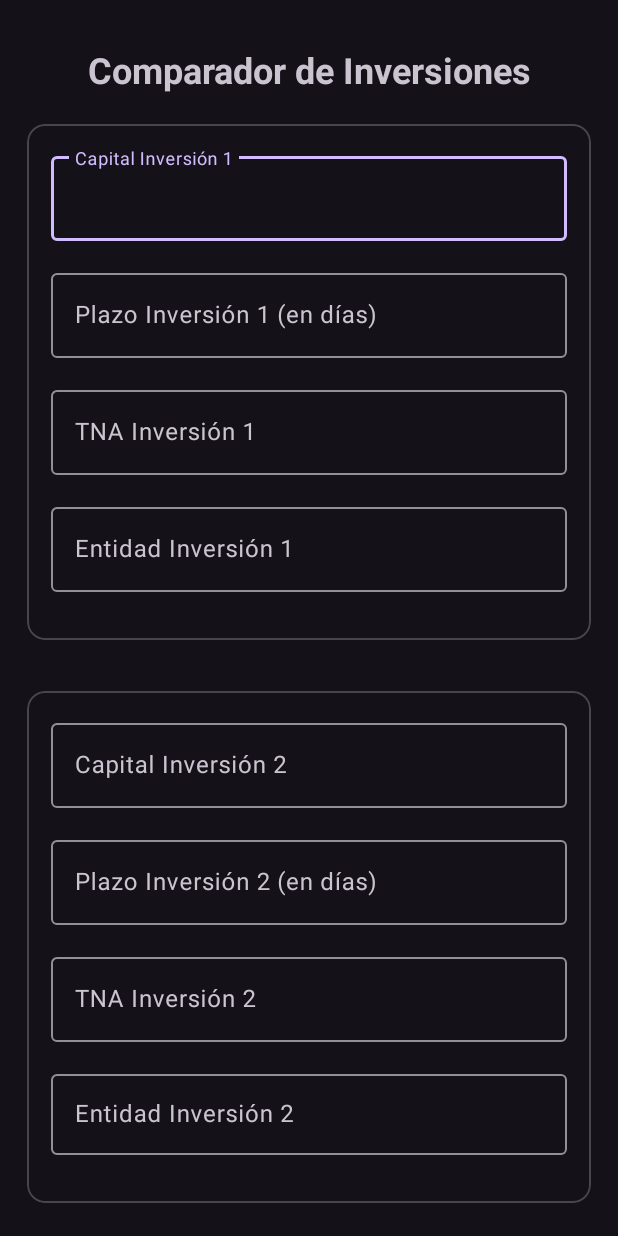
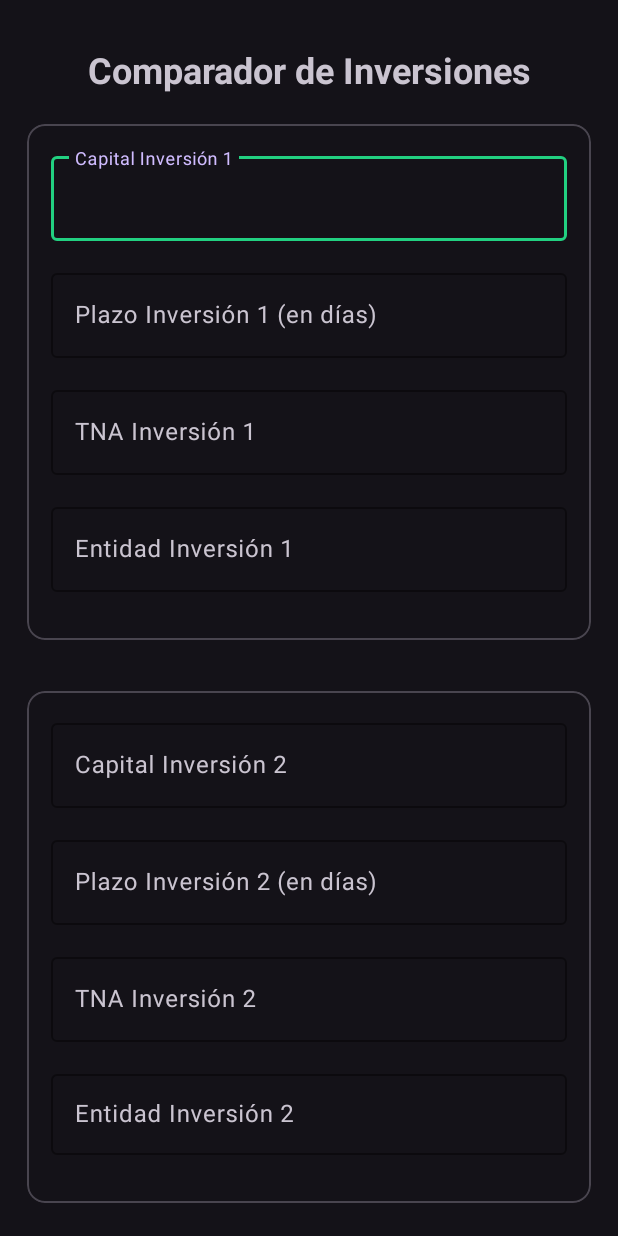
Before and after one commit to fermartini/tp_integrador, an Android app: the CompareActivity screen opened directly, with no data from a screen before it, on a phone screen of 412 x 824 dp. Run offline under Robolectric (Android 15) with nearby library versions, the light colour scheme and no system bars.

Commit message:
cambios en colores, buttons y logout function

```diff
--- a/app/src/main/res/layout/activity_compare.xml
+++ b/app/src/main/res/layout/activity_compare.xml
@@ -37,13 +37,17 @@
                 android:layout_width="match_parent"
                 android:layout_height="wrap_content"
                 android:layout_marginBottom="16dp"
-                android:hint="Capital Inversión 1">
+                android:hint="Capital Inversión 1"
+                app:boxStrokeColor="@color/colorSelected"
+                >
 
                 <com.google.android.material.textfield.TextInputEditText
                     android:id="@+id/capitalUno"
                     android:layout_width="match_parent"
                     android:layout_height="wrap_content"
-                    android:inputType="numberDecimal" />
+                    android:inputType="numberDecimal"
+                    android:textColor="@color/colorSelected"
+                    />
             </com.google.android.material.textfield.TextInputLayout>
 
             <com.google.android.material.textfield.TextInputLayout
@@ -51,13 +55,17 @@
                 android:layout_width="match_parent"
                 android:layout_height="wrap_content"
                 android:layout_marginBottom="16dp"
-                android:hint="Plazo Inversión 1 (en días)">
+                android:hint="Plazo Inversión 1 (en días)"
+                app:boxStrokeColor="@color/colorSelected"
+                >
 
                 <com.google.android.material.textfield.TextInputEditText
                     android:id="@+id/plazoUno"
                     android:layout_width="match_parent"
                     android:layout_height="wrap_content"
-                    android:inputType="number" />
+                    android:inputType="number"
+                    android:textColor="@color/colorSelected"
+                    />
             </com.google.android.material.textfield.TextInputLayout>
 
             <com.google.android.material.textfield.TextInputLayout
@@ -65,13 +73,17 @@
                 android:layout_width="match_parent"
                 android:layout_height="wrap_content"
                 android:layout_marginBottom="16dp"
-                android:hint="TNA Inversión 1">
+                android:hint="TNA Inversión 1"
+                app:boxStrokeColor="@color/colorSelected"
+                >
 
                 <com.google.android.material.textfield.TextInputEditText
                     android:id="@+id/tnaUno"
                     android:layout_width="match_parent"
                     android:layout_height="wrap_content"
-                    android:inputType="numberDecimal" />
+                    android:inputType="numberDecimal"
+                    android:textColor="@color/colorSelected"
+                    />
             </com.google.android.material.textfield.TextInputLayout>
 
             <com.google.android.material.textfield.TextInputLayout
@@ -79,13 +91,17 @@
                 android:layout_width="match_parent"
                 android:layout_height="wrap_content"
                 android:layout_marginBottom="16dp"
-                android:hint="Entidad Inversión 1">
+                android:hint="Entidad Inversión 1"
+                app:boxStrokeColor="@color/colorSelected"
+                >
 
                 <com.google.android.material.textfield.TextInputEditText
                     android:id="@+id/entidadUno"
                     android:layout_width="match_parent"
                     android:layout_height="wrap_content"
-                    android:inputType="text" />
+                    android:inputType="text"
+                    android:textColor="@color/colorSelected"
+                    />
             </com.google.android.material.textfield.TextInputLayout>
         </LinearLayout>
     </com.google.android.material.card.MaterialCardView>
@@ -114,13 +130,17 @@
                 android:layout_width="match_parent"
                 android:layout_height="wrap_content"
                 android:layout_marginBottom="16dp"
-                android:hint="Capital Inversión 2">
+                android:hint="Capital Inversión 2"
+                app:boxStrokeColor="@color/colorSelected"
+                >
 
                 <com.google.android.material.textfield.TextInputEditText
                     android:id="@+id/capitalDos"
                     android:layout_width="match_parent"
                     android:layout_height="wrap_content"
-                    android:inputType="numberDecimal" />
+                    android:inputType="numberDecimal"
+                    android:textColor="@color/colorSelected"
+                    />
             </com.google.android.material.textfield.TextInputLayout>
 
             <com.google.android.material.textfield.TextInputLayout
@@ -128,13 +148,17 @@
                 android:layout_width="match_parent"
                 android:layout_height="wrap_content"
                 android:layout_marginBottom="16dp"
-                android:hint="Plazo Inversión 2 (en días)">
+                android:hint="Plazo Inversión 2 (en días)"
+                app:boxStrokeColor="@color/colorSelected"
+                >
 
                 <com.google.android.material.textfield.TextInputEditText
                     android:id="@+id/plazoDos"
                     android:layout_width="match_parent"
                     android:layout_height="wrap_content"
-                    android:inputType="number" />
+                    android:inputType="number"
+                    android:textColor="@color/colorSelected"
+                    />
             </com.google.android.material.textfield.TextInputLayout>
 
             <com.google.android.material.textfield.TextInputLayout
@@ -142,13 +166,17 @@
                 android:layout_width="match_parent"
                 android:layout_height="wrap_content"
                 android:layout_marginBottom="16dp"
-                android:hint="TNA Inversión 2">
+                android:hint="TNA Inversión 2"
+                app:boxStrokeColor="@color/colorSelected"
+                >
 
                 <com.google.android.material.textfield.TextInputEditText
                     android:id="@+id/tnaDos"
                     android:layout_width="match_parent"
                     android:layout_height="wrap_content"
-                    android:inputType="numberDecimal" />
+                    android:inputType="numberDecimal"
+                    android:textColor="@color/colorSelected"
+                    />
             </com.google.android.material.textfield.TextInputLayout>
 
             <com.google.android.material.textfield.TextInputLayout
@@ -156,13 +184,17 @@
                 android:layout_width="match_parent"
                 android:layout_height="wrap_content"
                 android:layout_marginBottom="16dp"
-                android:hint="Entidad Inversión 2">
+                android:hint="Entidad Inversión 2"
+                app:boxStrokeColor="@color/colorSelected"
+                >
 
                 <com.google.android.material.textfield.TextInputEditText
                     android:id="@+id/entidadDos"
                     android:layout_width="match_parent"
                     android:layout_height="wrap_content"
-                    android:inputType="text" />
+                    android:inputType="text"
+                    android:textColor="@color/colorSelected"
+                    />
             </com.google.android.material.textfield.TextInputLayout>
         </LinearLayout>
     </com.google.android.material.card.MaterialCardView>
--- a/app/src/main/res/values/colors.xml
+++ b/app/src/main/res/values/colors.xml
@@ -6,4 +6,5 @@
     <color name="secondaryText">#212121</color>
     <color name="brandGreen">#22D081</color>
     <color name="brandRed">#C74242</color>
+    <color name="colorSelected">#22D081</color>
 </resources>
```
Also changed, not shown: app/src/main/java/ar/com/tp_integrador/ButtonsActivity.kt (+23 -3 lines), app/src/main/java/ar/com/tp_integrador/LoginActivity.kt (+4 -4 lines), app/src/main/res/layout/activity_login.xml (+14 -4 lines).
